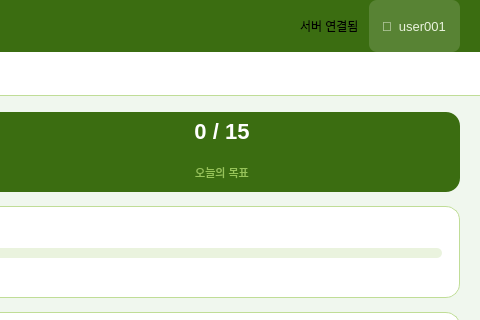
First picture: the form in widgets/MainWindow.ui, repository jina-da/sign_language, before the edit; both pictures show x 544 to 1024 and y 0 to 320 of the 1024 by 680 pixel window.
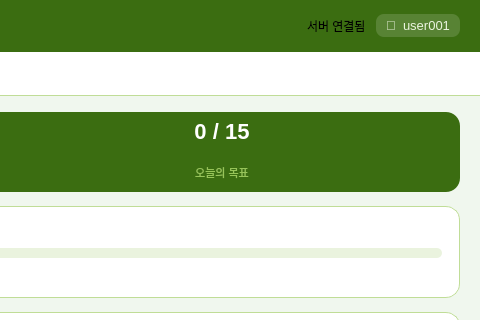
Second picture: the form after the edit.

```diff
--- a/widgets/MainWindow.ui
+++ b/widgets/MainWindow.ui
@@ -15,7 +15,7 @@
 QWidget#topBar { background: #3B6D11; }
 QLabel#logoIcon { font-size: 20px; }
 QLabel#logoText { font-size: 16px; font-weight: 500; color: #C0DD97; }
-QLabel#userLabel { font-size: 13px; color: #EAF3DE; background: rgba(255,255,255,0.15); border-radius: 8px; padding: 4px 10px; }
+QPushButton#userBtn { font-size: 13px; color: #EAF3DE; background: rgba(255,255,255,0.15); border-radius: 8px; padding: 4px 10px; border: none; } QPushButton#userBtn:hover { background: rgba(255,255,255,0.25); }
 
 /* NavBar */
 QWidget#navBar { background: white; border-bottom: 1px solid #C0DD97; }
@@ -109,7 +109,13 @@
        </widget>
       </item>
       <item><widget class="QLabel" name="connLabel"><property name="text"><string>서버 연결됨</string></property></widget></item>
-      <item><widget class="QLabel" name="userLabel"><property name="text"><string>👤  user001</string></property></widget></item>
+      <item>
+       <widget class="QPushButton" name="userBtn">
+        <property name="text"><string>👤  user001</string></property>
+        <property name="flat"><bool>true</bool></property>
+        <property name="cursor"><cursorShape>PointingHandCursor</cursorShape></property>
+       </widget>
+      </item>
      </layout>
     </widget>
    </item>
```
Left out of the diff: 18 changed lines with no effect on the pictures.
